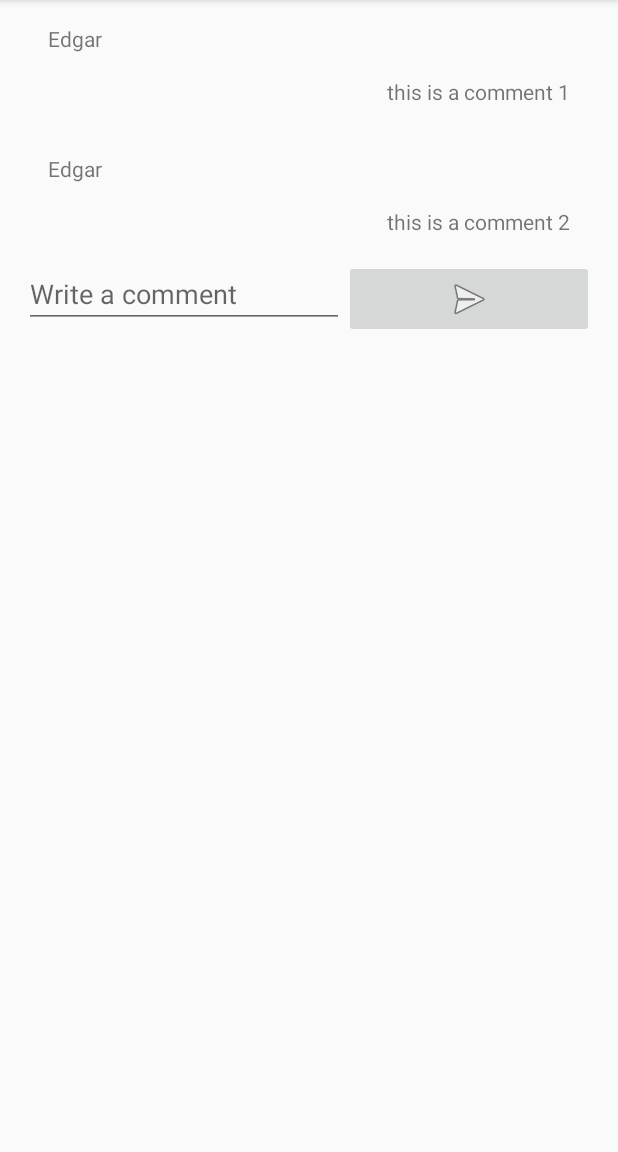
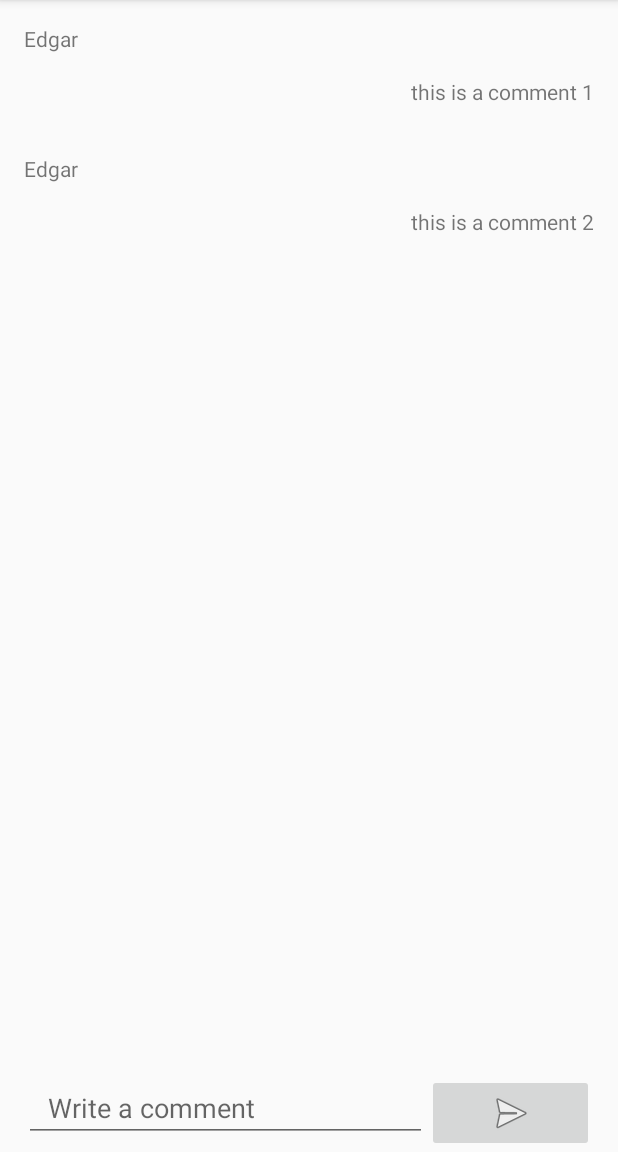
Before and after one commit to edgarhakobyan/Blog-App, an Android app: the CommentsActivity screen opened directly, with no data from a screen before it, on a phone screen of 412 x 824 dp, the part 84-1236 px from its top. Run offline under Robolectric (Android 15) with nearby library versions, the light colour scheme and no system bars.

Commit message:
Corrected comments activity, created packages

```diff
--- a/app/src/main/AndroidManifest.xml
+++ b/app/src/main/AndroidManifest.xml
@@ -19,8 +19,8 @@
                 <category android:name="android.intent.category.LAUNCHER" />
             </intent-filter>
         </activity>
-        <activity android:name=".CommentsActivity" />
-        <activity android:name=".UserActivity"></activity>
+        <activity android:name=".activities.CommentsActivity" />
+        <activity android:name=".activities.UserActivity" />
     </application>
 
 </manifest>
--- a/app/src/main/java/com/example/edgar/blog_app/MainActivity.java
+++ b/app/src/main/java/com/example/edgar/blog_app/MainActivity.java
@@ -14,6 +14,10 @@
 import android.support.v7.widget.Toolbar;
 import android.view.Menu;
 import android.view.MenuItem;
+
+import com.example.edgar.blog_app.adapters.PostAdapter;
+import com.example.edgar.blog_app.models.Comment;
+import com.example.edgar.blog_app.models.Post;
 
 import java.util.ArrayList;
 
--- a/app/src/main/java/com/example/edgar/blog_app/AboutUser.java
+++ b/app/src/main/java/com/example/edgar/blog_app/models/AboutUser.java
@@ -1,4 +1,4 @@
-package com.example.edgar.blog_app;
+package com.example.edgar.blog_app.models;
 
 /**
  * Created by edgar on 3/18/18.
--- a/app/src/main/java/com/example/edgar/blog_app/Comment.java
+++ b/app/src/main/java/com/example/edgar/blog_app/models/Comment.java
@@ -1,4 +1,4 @@
-package com.example.edgar.blog_app;
+package com.example.edgar.blog_app.models;
 
 /**
  * Created by edgar on 3/1/18.
--- a/app/src/main/java/com/example/edgar/blog_app/Post.java
+++ b/app/src/main/java/com/example/edgar/blog_app/models/Post.java
@@ -1,4 +1,6 @@
-package com.example.edgar.blog_app;
+package com.example.edgar.blog_app.models;
+
+import com.example.edgar.blog_app.models.Comment;
 
 import java.util.ArrayList;
 
--- a/app/src/main/java/com/example/edgar/blog_app/User.java
+++ b/app/src/main/java/com/example/edgar/blog_app/models/User.java
@@ -1,4 +1,4 @@
-package com.example.edgar.blog_app;
+package com.example.edgar.blog_app.models;
 
 import java.util.ArrayList;
 
--- a/app/src/main/res/layout/activity_comments.xml
+++ b/app/src/main/res/layout/activity_comments.xml
@@ -1,39 +1,46 @@
 <?xml version="1.0" encoding="utf-8"?>
-<LinearLayout
+<RelativeLayout
     xmlns:android="http://schemas.android.com/apk/res/android"
-    android:layout_width="match_parent"
+    xmlns:app="http://schemas.android.com/apk/res-auto"
     android:layout_height="match_parent"
-    android:layout_marginStart="@dimen/activity_horizontal_margin"
-    android:layout_marginEnd="@dimen/activity_horizontal_margin"
-    android:orientation="vertical">
+    android:layout_width="match_parent">
 
     <android.support.v7.widget.RecyclerView
         android:id="@+id/commentsRecyclerView"
         android:layout_width="match_parent"
-        android:layout_height="wrap_content"
-        android:scrollbars="vertical" />
+        android:layout_height="match_parent"
+        android:layout_alignParentTop="true"
+        android:layout_centerHorizontal="true"
+        android:scrollbars="vertical"/>
 
     <LinearLayout
         android:layout_width="match_parent"
         android:layout_height="wrap_content"
+        android:layout_centerHorizontal="true"
+        android:layout_alignParentBottom="true"
+        android:layout_marginStart="@dimen/activity_horizontal_margin"
+        android:layout_marginEnd="@dimen/activity_horizontal_margin"
         android:orientation="horizontal">
+
 
         <EditText
             android:id="@+id/new_comment"
             android:layout_width="wrap_content"
             android:layout_height="wrap_content"
+            android:layout_weight="1"
+            android:paddingStart="@dimen/activity_horizontal_margin"
+            android:paddingEnd="@dimen/activity_horizontal_margin"
             android:ems="10"
             android:inputType="textPersonName"
-            android:hint="Write a comment" />
+            android:hint="@string/write_a_comment" />
 
         <ImageButton
             android:id="@+id/send_comment"
             android:layout_width="wrap_content"
             android:layout_height="wrap_content"
             android:layout_weight="1"
-            android:src="@android:drawable/ic_menu_send" />
-
+            app:srcCompat="@android:drawable/ic_menu_send"
+            android:contentDescription="@string/send_comment" />
     </LinearLayout>
 
-
-</LinearLayout>
+</RelativeLayout>
--- a/app/src/main/res/layout/comment_item.xml
+++ b/app/src/main/res/layout/comment_item.xml
@@ -12,14 +12,12 @@
     <TextView
         android:id="@+id/comment_author"
         android:layout_width="match_parent"
-        android:layout_height="wrap_content"
-        android:text="TextView" />
+        android:layout_height="wrap_content" />
 
     <TextView
         android:id="@+id/comment"
         android:layout_marginTop="@dimen/activity_vertical_margin"
         android:layout_width="match_parent"
         android:layout_height="wrap_content"
-        android:text="TextView"
         android:textAlignment="viewEnd"/>
 </LinearLayout>
```
Also changed, not shown: app/src/main/java/com/example/edgar/blog_app/activities/CommentsActivity.java (renamed from app/src/main/java/com/example/edgar/blog_app/CommentsActivity.java, +6 -1 lines), app/src/main/java/com/example/edgar/blog_app/activities/UserActivity.java (renamed from app/src/main/java/com/example/edgar/blog_app/UserActivity.java, +6 -2 lines), app/src/main/java/com/example/edgar/blog_app/adapters/CommentAdapter.java (renamed from app/src/main/java/com/example/edgar/blog_app/CommentAdapter.java, +4 -4 lines), app/src/main/java/com/example/edgar/blog_app/adapters/PostAdapter.java (renamed from app/src/main/java/com/example/edgar/blog_app/PostAdapter.java, +6 -1 lines), app/src/main/res/layout/activity_user.xml (+11 -7 lines), app/src/main/res/layout/nav_header_main.xml (+4 -3 lines), app/src/main/res/layout/post_item.xml (+9 -9 lines), app/src/main/res/values/strings.xml (+21 -0 lines).
